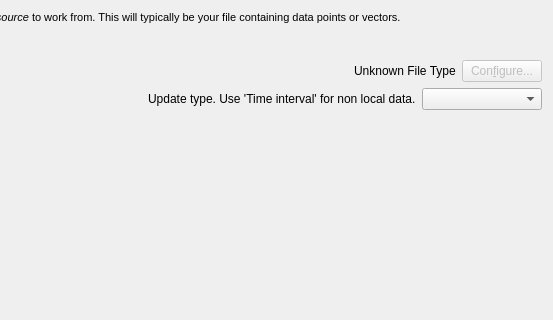
The window that src/libkstapp/datawizardpagedatasource.ui (Kst-plot/kst) describes before a commit, drawn with Qt 5; both pictures show x 117 to 670 and y 0 to 320 of the 670 by 420 pixel window.
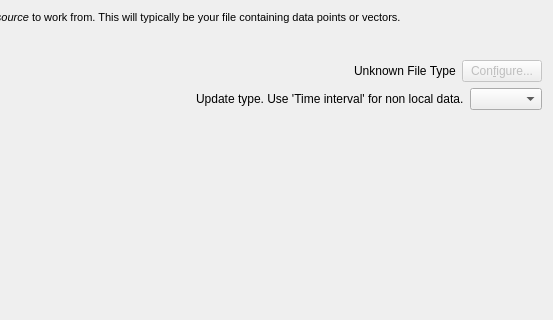
The same window after the commit. Custom widgets are drawn as their Qt base class.

Commit message: this way we get a better width of the combobox

What changed in the file:
```diff
--- a/src/libkstapp/datawizardpagedatasource.ui
+++ b/src/libkstapp/datawizardpagedatasource.ui
@@ -142,7 +142,7 @@
         <widget class="QComboBox" name="_updateBox">
          <property name="minimumSize">
           <size>
-           <width>120</width>
+           <width>0</width>
            <height>0</height>
           </size>
          </property>
```
The commit also changes 2 other files.
